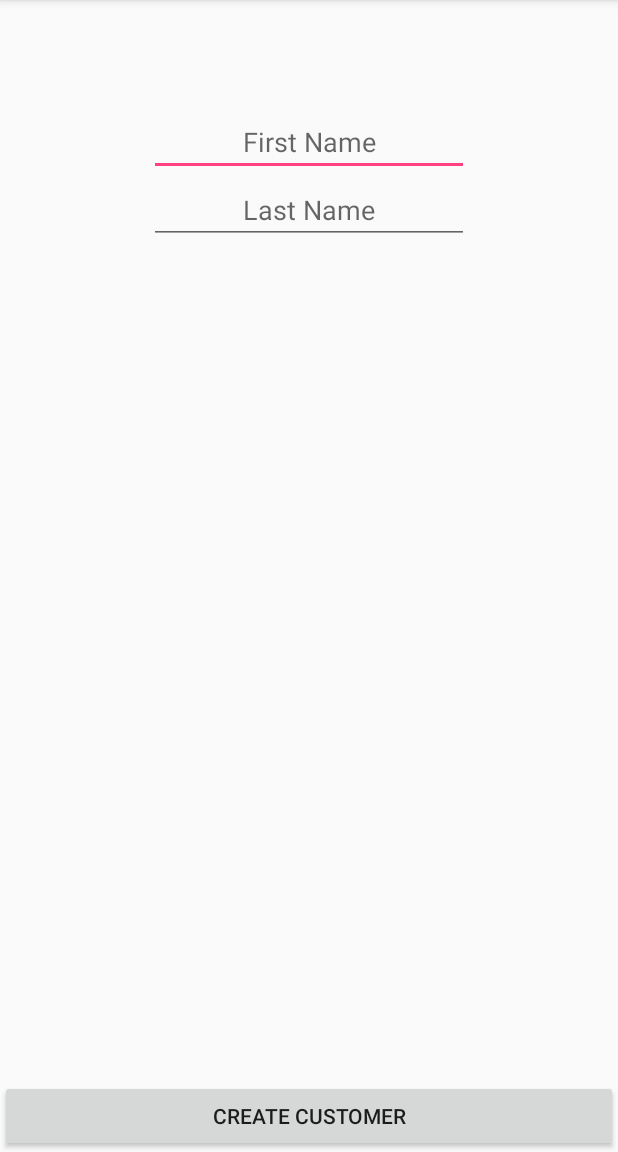
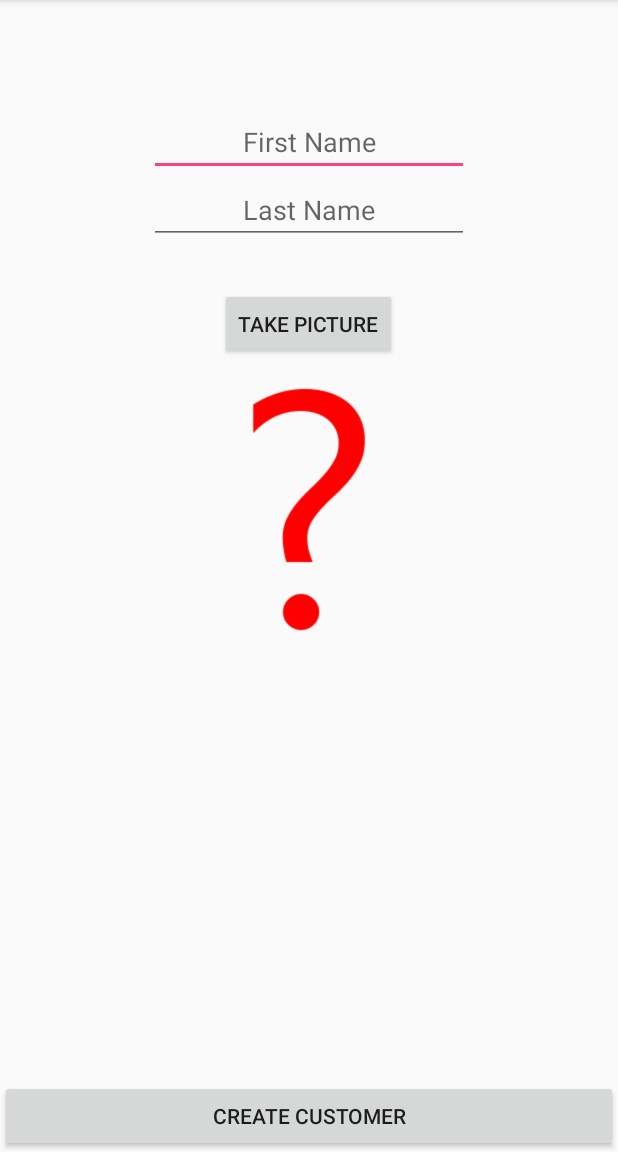
Before and after one commit to atanasiom/PT_Manager, an Android app: the NewCustomerActivity screen opened directly, with no data from a screen before it, on a phone screen of 412 x 824 dp, the part 84-1236 px from its top. Run offline under Robolectric (Android 15) with nearby library versions, the phone set to English and light mode, and no system bars.

```diff
--- a/app/src/main/java/com/atanasiom/ptmanager/MainActivity.java
+++ b/app/src/main/java/com/atanasiom/ptmanager/MainActivity.java
@@ -2,6 +2,7 @@ package com.atanasiom.ptmanager;
 
 import android.content.Intent;
 import android.os.Bundle;
+import android.support.v4.app.ActivityCompat;
 import android.support.v7.app.AppCompatActivity;
 import android.view.Menu;
 import android.view.MenuInflater;
@@ -22,6 +23,9 @@ public class MainActivity extends AppCompatActivity {
 
 		usernameText = (EditText) findViewById(R.id.field_username);
 		passwordText = (EditText) findViewById(R.id.field_password);
+
+		String[] permissions = {"android.permission.CAMERA"};
+		ActivityCompat.requestPermissions(this, permissions, 1);
 	}
 
 	public void login(View view) {
--- a/app/src/main/res/layout/activity_new_customer.xml
+++ b/app/src/main/res/layout/activity_new_customer.xml
@@ -1,5 +1,6 @@
 <?xml version="1.0" encoding="utf-8"?>
 <RelativeLayout xmlns:android="http://schemas.android.com/apk/res/android"
+	xmlns:app="http://schemas.android.com/apk/res-auto"
 	android:id="@+id/activity_new_customer"
 	android:layout_width="match_parent"
 	android:layout_height="match_parent">
@@ -35,4 +36,23 @@
 		android:layout_alignParentStart="true"
 		android:onClick="createNewCustomer"
 		android:text="@string/create_customer" />
+
+	<Button
+		android:id="@+id/button_take_photo"
+		android:layout_width="wrap_content"
+		android:layout_height="wrap_content"
+		android:layout_below="@+id/field_lastName"
+		android:layout_centerHorizontal="true"
+		android:layout_marginTop="29dp"
+		android:onClick="takePicture"
+		android:text="@string/take_photo" />
+
+	<ImageView
+		android:id="@+id/image_new_customer"
+		android:layout_width="200dp"
+		android:layout_height="200dp"
+		android:layout_below="@+id/button_take_photo"
+		android:layout_centerHorizontal="true"
+		app:srcCompat="@drawable/no_picture" />
+
 </RelativeLayout>
--- a/app/src/main/res/values/strings.xml
+++ b/app/src/main/res/values/strings.xml
@@ -19,4 +19,5 @@
 	<string name="first_name">First Name</string>
 	<string name="last_name">Last Name</string>
 	<string name="create_customer">Create Customer</string>
+	<string name="take_photo">Take Picture</string>
 </resources>
--- /dev/null
+++ b/app/src/main/res/xml/file_paths.xml
@@ -0,0 +1,6 @@
+<?xml version="1.0" encoding="utf-8"?>
+<paths>
+	<external-path
+		name="my_images"
+		path="Android/data/com.atanasiom.ptmanager/files/Pictures" />
+</paths>
```
Also changed, not shown: app/src/main/AndroidManifest.xml (+15 -0 lines), app/src/main/java/com/atanasiom/ptmanager/Customer.java (+11 -0 lines), app/src/main/java/com/atanasiom/ptmanager/CustomerListActivity.java (+7 -2 lines), app/src/main/java/com/atanasiom/ptmanager/CustomerListViewAdapter.java (+9 -1 lines), app/src/main/java/com/atanasiom/ptmanager/NewCustomerActivity.java (+62 -1 lines).
